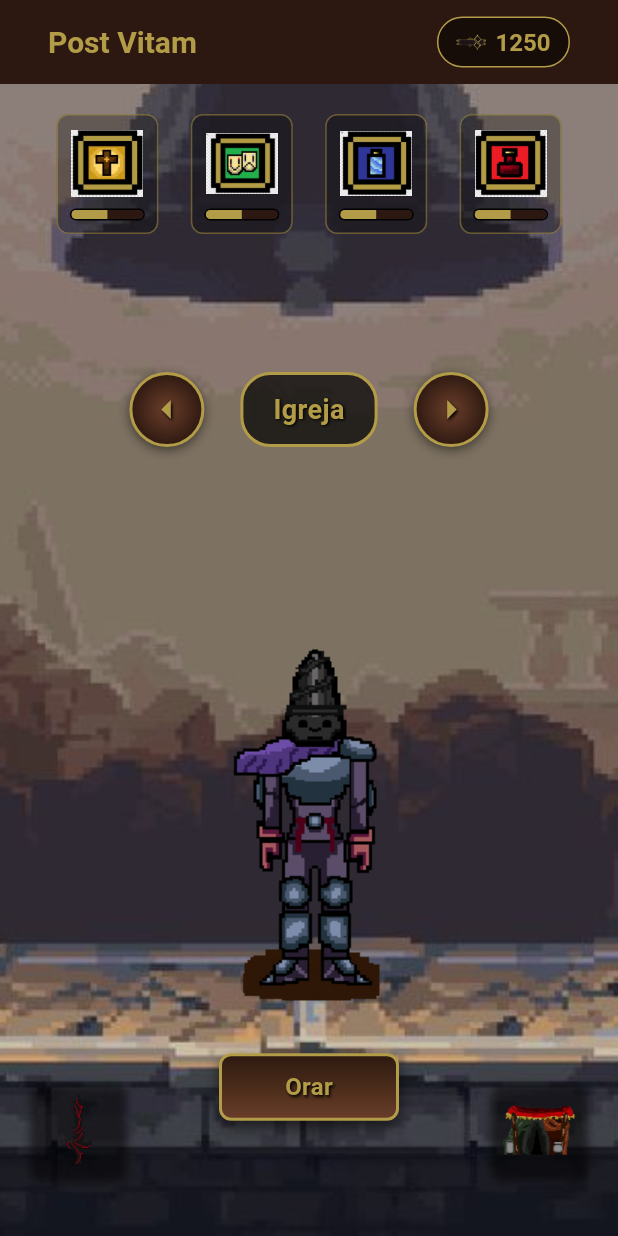
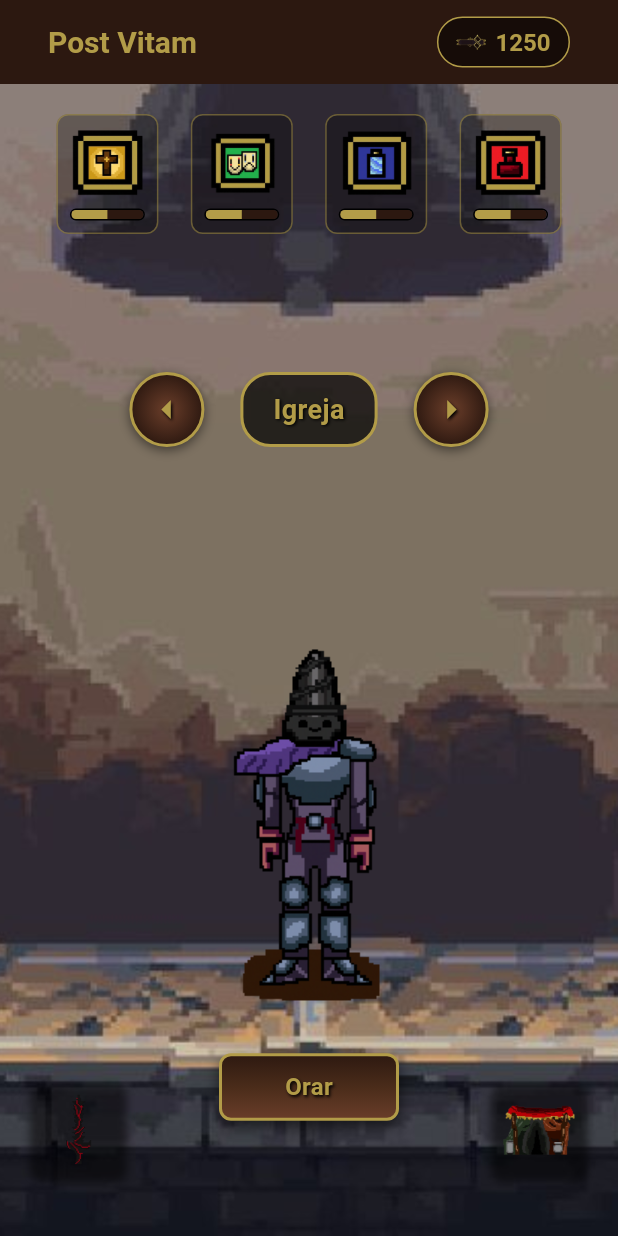
Before and after one commit to baszeggio/Post-Vitam, a Flutter app: the screen it shows after launch, on a phone screen of 412 x 824 dp. Run offline on Flutter 3.47's test engine with Material 3 defaults, Android fonts, the phone set to English and light mode, and no system bars; our stand-ins replace sqflite, sqflite_common_ffi; accounts and stored records are empty; Roboto replaces fonts that are missing (Pixel).

Commit message:
jpgs trocadas por png

```diff
--- a/lib/main.dart
+++ b/lib/main.dart
@@ -348,19 +348,19 @@ class _MyHomePageState extends State<MyHomePage>
                     mainAxisAlignment: MainAxisAlignment.spaceEvenly,
                     children: [
                       needIndicator(
-                        iconPath: 'assets/Icon_fé.jpg',
+                        iconPath: 'assets/Icon_fé.png',
                         value: hunger,
                       ),
                       needIndicator(
-                        iconPath: 'assets/Icon_entretenimento.jpg',
+                        iconPath: 'assets/Icon_entretenimento.png',
                         value: happiness,
                       ),
                       needIndicator(
-                        iconPath: 'assets/Icon_fervor.jpg',
+                        iconPath: 'assets/Icon_fervor.png',
                         value: energy,
                       ),
                       needIndicator(
-                        iconPath: 'assets/Icon_vitalidade.jpg',
+                        iconPath: 'assets/Icon_vitalidade.png',
                         value: vitality,
                       ),
                     ],
@@ -643,4 +643,5 @@ class _MyHomePageState extends State<MyHomePage>
     }
   }
 }
+
 //  aaaa
```
Also changed, not shown: pubspec.yaml (+4 -4 lines), assets/Icon_entretenimento.jpg (deleted), assets/Icon_fervor.jpg (deleted), assets/Icon_fé.jpg (deleted), assets/Icon_vitalidade.jpg (deleted).
